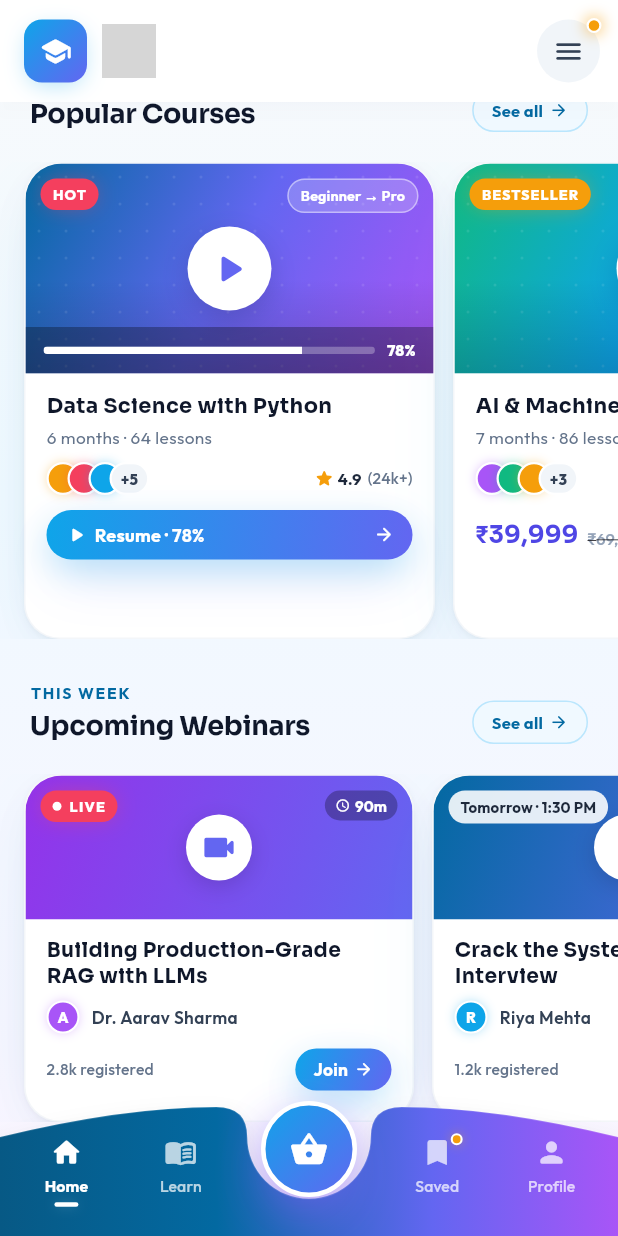
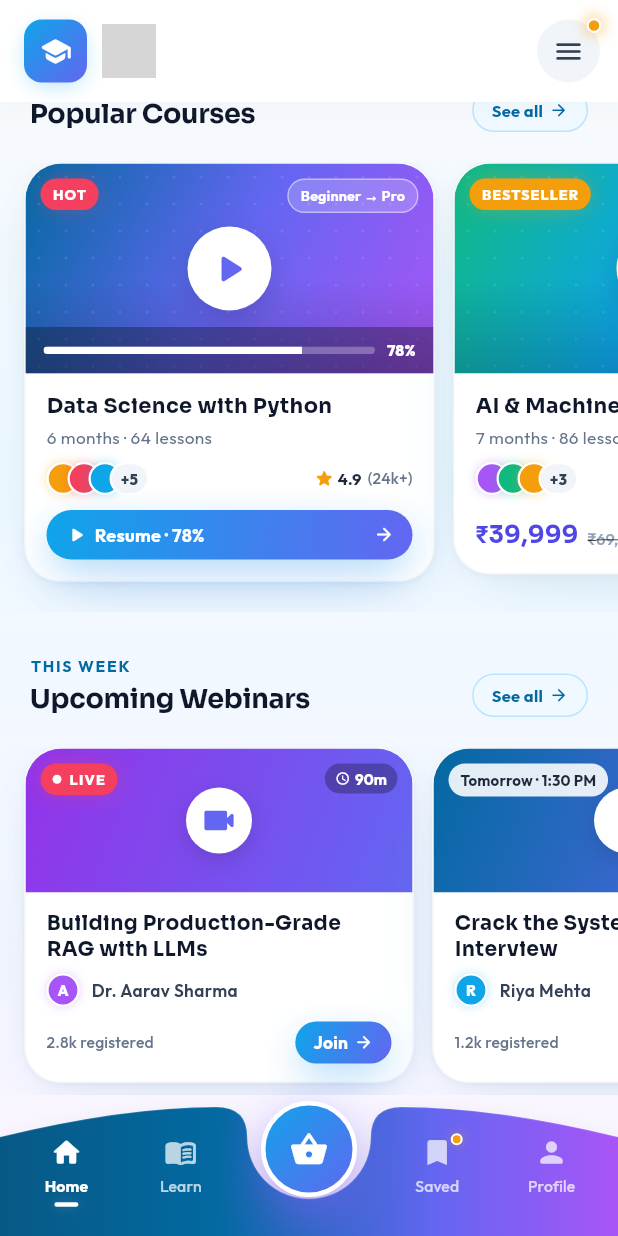
Before and after one commit to girishinindia/gum_flutter, a Flutter app: the screen it shows after launch, scrolled down 576 dp, on a phone screen of 412 x 824 dp. Run offline on Flutter 3.47's test engine with Material 3 defaults, Android fonts, the phone set to English and light mode, and no system bars; drawn by our look-alikes of flutter_animate; our stand-ins replace flutter_svg, google_fonts; project files that could hold a hidden picture were left out; grey boxes are pictures that could not be loaded.

Commit message:
media query added

```diff
--- /dev/null
+++ b/lib/core/responsive/app_breakpoints.dart
@@ -0,0 +1,62 @@
+// Responsive form-factor classification for the home (and any other
+// screen that wants to participate in the same breakpoint system).
+//
+// Driven purely by `MediaQuery.of(context).size.width` — the same
+// signal Material design uses for adaptive layouts. Anything that
+// needs a value to change with screen size should reach for
+// `AppBreakpoints.of(context)` and switch on the returned `FormFactor`,
+// or use the `R<T>` helper in `responsive_value.dart`.
+//
+// Bands:
+//   phoneSmall       < 360   — older Android, narrow viewports
+//   phoneNormal      360–599 — default modern phones
+//   tabletPortrait   600–899 — iPad portrait, Android tablets portrait
+//   tabletLandscape  ≥ 900   — tablets horizontal, foldables open
+
+import 'package:flutter/widgets.dart';
+
+enum FormFactor {
+  phoneSmall,
+  phoneNormal,
+  tabletPortrait,
+  tabletLandscape,
+}
+
+class AppBreakpoints {
+  AppBreakpoints._();
+
+  // ── Width thresholds (logical px) ──────────────────────────────────
+  /// Below this, treat as a cramped phone (tighter gutters, smaller cards).
+  static const double small  = 360;
+
+  /// At this width or above, treat as tablet.
+  static const double tablet = 600;
+
+  /// Tablet-landscape — at this width the layout opens up further.
+  static const double wide   = 900;
+
+  // ── Max content-width clamps (so tablet layouts don't stretch) ─────
+  /// Max body width in tablet-portrait band.
+  static const double clampNormal = 720;
+
+  /// Max body width in tablet-landscape band.
+  static const double clampWide   = 960;
+
+  /// Resolve the current FormFactor from the BuildContext.
+  static FormFactor of(BuildContext context) {
+    final w = MediaQuery.of(context).size.width;
+    if (w < small)  return FormFactor.phoneSmall;
+    if (w < tablet) return FormFactor.phoneNormal;
+    if (w < wide)   return FormFactor.tabletPortrait;
+    return FormFactor.tabletLandscape;
+  }
+
+  /// True when running on a tablet form factor (portrait or landscape).
+  static bool isTablet(BuildContext context) {
+    final f = of(context);
+    return f == FormFactor.tabletPortrait || f == FormFactor.tabletLandscape;
+  }
+
+  /// True when running on a phone form factor.
+  static bool isPhone(BuildContext context) => !isTablet(context);
+}
--- /dev/null
+++ b/lib/core/responsive/responsive_value.dart
@@ -0,0 +1,68 @@
+// `R<T>` — pick a value per breakpoint with sensible fallbacks.
+//
+// Usage:
+//
+//   final h = const R<double>(
+//     normal:  208,   // phone-normal (the default fallback)
+//     small:   208,   // phone-small  (falls back to normal if omitted)
+//     tabletP: 220,   // tablet-portrait (falls back to normal)
+//     tabletL: 220,   // tablet-landscape (falls back to tabletP)
+//   ).resolve(context);
+//
+//   SizedBox(height: h, child: ...)
+//
+// Only `normal` is required. Every other slot falls back gracefully,
+// so a callsite that only cares about one breakpoint stays terse.
+
+import 'package:flutter/widgets.dart';
+import 'app_breakpoints.dart';
+
+@immutable
+class R<T> {
+  /// Phone-normal value — the required base. Every other slot falls
+  /// back to this if omitted.
+  final T normal;
+
+  final T small;     // phone-small  — falls back to `normal`
+  final T tabletP;   // tablet-portrait — falls back to `normal`
+  final T tabletL;   // tablet-landscape — falls back to `tabletP` then `normal`
+
+  /// All-args const constructor (used internally). Prefer the named
+  /// factory `R(...)` below which handles the fallback chain.
+  const R._({
+    required this.normal,
+    required this.small,
+    required this.tabletP,
+    required this.tabletL,
+  });
+
+  /// Public factory with named fallbacks.
+  ///
+  ///   R(normal: 16)              → all four bands = 16
+  ///   R(normal: 16, small: 12)   → small = 12, rest = 16
+  ///   R(normal: 16, tabletP: 24) → phone-normal = 16, tablet-portrait/landscape = 24
+  factory R({
+    required T normal,
+    T? small,
+    T? tabletP,
+    T? tabletL,
+  }) {
+    final tp = tabletP ?? normal;
+    return R<T>._(
+      normal:  normal,
+      small:   small  ?? normal,
+      tabletP: tp,
+      tabletL: tabletL ?? tp,
+    );
+  }
+
+  /// Resolve to the active value for the current FormFactor.
+  T resolve(BuildContext context) {
+    switch (AppBreakpoints.of(context)) {
+      case FormFactor.phoneSmall:      return small;
+      case FormFactor.phoneNormal:     return normal;
+      case FormFactor.tabletPortrait:  return tabletP;
+      case FormFactor.tabletLandscape: return tabletL;
+    }
+  }
+}
--- a/lib/features/home/presentation/home_screen.dart
+++ b/lib/features/home/presentation/home_screen.dart
@@ -18,6 +18,7 @@ import 'package:flutter/services.dart';
 import '../../../core/theme/app_colors.dart';
 import '../../../shared/widgets/app_drawer.dart';
 import '../../../shared/widgets/curved_bottom_nav.dart';
+import '../../../shared/widgets/page_constraint.dart';
 import '../data/home_repository.dart';
 import 'widgets/bundles_section.dart';
 import 'widgets/categories_grid.dart';
@@ -85,7 +86,9 @@ class _HomeScreenState extends State<HomeScreen> {
         ),
         body: Stack(
           children: [
-            // Page background — subtle vertical tint sandwich.
+            // Page background — subtle vertical tint sandwich (paints
+            // edge-to-edge, even when the foreground is width-clamped
+            // by PageConstraint on tablets).
             const Positioned.fill(
               child: DecoratedBox(
                 decoration: BoxDecoration(
@@ -93,9 +96,13 @@ class _HomeScreenState extends State<HomeScreen> {
                 ),
               ),
             ),
-            CustomScrollView(
-              physics: const BouncingScrollPhysics(),
-              slivers: [
+            // PageConstraint = no-op on phones; clamps max width to
+            // 720 (tablet-portrait) / 960 (tablet-landscape) so the
+            // home doesn't stretch awkwardly on iPad.
+            PageConstraint(
+              child: CustomScrollView(
+                physics: const BouncingScrollPhysics(),
+                slivers: [
                 // 1️⃣  Sticky white brand app bar
                 BrandSliverAppBar(onMenuTap: _openDrawer),
 
@@ -171,6 +178,7 @@ class _HomeScreenState extends State<HomeScreen> {
                 // the last visible review card from being clipped).
                 const SliverToBoxAdapter(child: SizedBox(height: 20)),
               ],
+              ),
             ),
           ],
         ),
--- a/lib/features/home/presentation/widgets/bundles_section.dart
+++ b/lib/features/home/presentation/widgets/bundles_section.dart
@@ -10,6 +10,7 @@ import 'package:flutter/material.dart';
 import 'package:flutter/services.dart';
 import 'package:flutter_animate/flutter_animate.dart';
 
+import '../../../../core/responsive/responsive_value.dart';
 import '../../../../core/theme/app_colors.dart';
 import '../../../../core/theme/app_radius.dart';
 import '../../../../core/theme/app_spacing.dart';
@@ -28,7 +29,9 @@ class BundlesSection extends StatelessWidget {
       children: [
         const SectionHeader(eyebrow: 'BEST VALUE', title: 'Course Bundles'),
         SizedBox(
-          height: 188,
+          // Bundle card uses Spacer internally → fills its allocated
+          // height by design. Keep slightly generous.
+          height: R<double>(normal: 188, small: 188, tabletP: 200).resolve(context),
           child: ListView.separated(
             scrollDirection: Axis.horizontal,
             padding: const EdgeInsets.symmetric(horizontal: AppSpacing.pageGutter),
--- a/lib/features/home/presentation/widgets/offers_carousel.dart
+++ b/lib/features/home/presentation/widgets/offers_carousel.dart
@@ -15,6 +15,7 @@ import 'package:flutter/material.dart';
 import 'package:flutter/services.dart';
 import 'package:flutter_animate/flutter_animate.dart';
 
+import '../../../../core/responsive/responsive_value.dart';
 import '../../../../core/theme/app_colors.dart';
 import '../../../../core/theme/app_radius.dart';
 import '../../../../core/theme/app_spacing.dart';
@@ -62,7 +63,9 @@ class OffersCarousel extends StatelessWidget {
 
         // ── Carousel ────────────────────────────────────────────────
         SizedBox(
-          height: 318,
+          // Tight — cards are now intrinsic-sized via Align+min Column.
+          // 300 = ~290 px content + ~10 px Android font safety.
+          height: R<double>(normal: 300, small: 300, tabletP: 310).resolve(context),
           child: ListView.separated(
             scrollDirection: Axis.horizontal,
             padding: const EdgeInsets.symmetric(horizontal: AppSpacing.pageGutter),
@@ -101,8 +104,14 @@ class _CourseCard extends StatelessWidget {
 
   @override
   Widget build(BuildContext context) {
-    return SizedBox(
-      width: 274,
+    // Align(topCenter) prevents the horizontal-ListView's tight height
+    // constraint from stretching the card. Combined with
+    // mainAxisSize.min on the Column below, the card sizes to its
+    // content height — no more empty white space below "Resume · 78%".
+    return Align(
+      alignment: Alignment.topCenter,
+      child: SizedBox(
+        width: R<double>(normal: 274, tabletP: 300).resolve(context),
         child: Material(
           color: Colors.transparent,
           child: InkWell(
@@ -116,11 +125,13 @@ class _CourseCard extends StatelessWidget {
                 border: Border.all(color: AppColors.outlineSoft, width: 1),
               ),
               child: Column(
+                mainAxisSize: MainAxisSize.min,
                 crossAxisAlignment: CrossAxisAlignment.start,
                 children: [
                   _Cover(course: course),
                   _Body(course: course),
                 ],
+              ),
             ),
           ),
         ),
--- a/lib/features/home/presentation/widgets/webinars_section.dart
+++ b/lib/features/home/presentation/widgets/webinars_section.dart
@@ -10,6 +10,7 @@ import 'package:flutter/material.dart';
 import 'package:flutter/services.dart';
 import 'package:flutter_animate/flutter_animate.dart';
 
+import '../../../../core/responsive/responsive_value.dart';
 import '../../../../core/theme/app_colors.dart';
 import '../../../../core/theme/app_radius.dart';
 import '../../../../core/theme/app_spacing.dart';
@@ -28,7 +29,8 @@ class WebinarsSection extends StatelessWidget {
       children: [
         const SectionHeader(eyebrow: 'THIS WEEK', title: 'Upcoming Webinars'),
         SizedBox(
-          height: 232,
+          // Tight — card content is ~220 px + ~12 px Android safety.
+          height: R<double>(normal: 232, small: 232, tabletP: 244).resolve(context),
           child: ListView.separated(
             scrollDirection: Axis.horizontal,
             padding: const EdgeInsets.symmetric(horizontal: AppSpacing.pageGutter),
@@ -56,8 +58,10 @@ class _WebinarCard extends StatelessWidget {
 
   @override
   Widget build(BuildContext context) {
-    return SizedBox(
-      width: 260,
+    return Align(
+      alignment: Alignment.topCenter,
+      child: SizedBox(
+        width: R<double>(normal: 260, tabletP: 290).resolve(context),
         child: Material(
           color: Colors.transparent,
           child: InkWell(
@@ -71,6 +75,7 @@ class _WebinarCard extends StatelessWidget {
                 border: Border.all(color: AppColors.outlineSoft, width: 1),
               ),
               child: Column(
+                mainAxisSize: MainAxisSize.min,
                 crossAxisAlignment: CrossAxisAlignment.start,
                 children: [
                 // Cover
@@ -184,6 +189,7 @@ class _WebinarCard extends StatelessWidget {
                   ),
                 ),
               ],
+            ),
           ),
         ),
       ),
--- /dev/null
+++ b/lib/shared/widgets/page_constraint.dart
@@ -0,0 +1,36 @@
+// PageConstraint — clamps the body's max width on tablet form factors
+// so the home doesn't stretch to 1100+ logical px on iPad-landscape
+// and end up looking like an ill-fitting suit.
+//
+// On phones, this is a no-op (it just returns the child unchanged).
+// On tablet-portrait it clamps to 720 px; on tablet-landscape to 960.
+// The clamped child is centred horizontally inside the available
+// space — the page background still paints edge-to-edge, only the
+// foreground content respects the clamp.
+
+import 'package:flutter/widgets.dart';
+import '../../core/responsive/app_breakpoints.dart';
+
+class PageConstraint extends StatelessWidget {
+  const PageConstraint({super.key, required this.child});
+  final Widget child;
+
+  @override
+  Widget build(BuildContext context) {
+    final factor = AppBreakpoints.of(context);
+    final maxWidth = switch (factor) {
+      FormFactor.tabletPortrait  => AppBreakpoints.clampNormal, // 720
+      FormFactor.tabletLandscape => AppBreakpoints.clampWide,   // 960
+      _                          => double.infinity,            // phones — no clamp
+    };
+
+    if (maxWidth == double.infinity) return child;
+
+    return Center(
+      child: ConstrainedBox(
+        constraints: BoxConstraints(maxWidth: maxWidth),
+        child: child,
+      ),
+    );
+  }
+}
```
Also changed, not shown: lib/features/home/presentation/widgets/categories_grid.dart (+15 -4 lines), lib/features/home/presentation/widgets/instructors_section.dart (+15 -3 lines), lib/features/home/presentation/widgets/reviews_section.dart (+15 -7 lines). Lines whose indentation alone changed are shown as unchanged.
